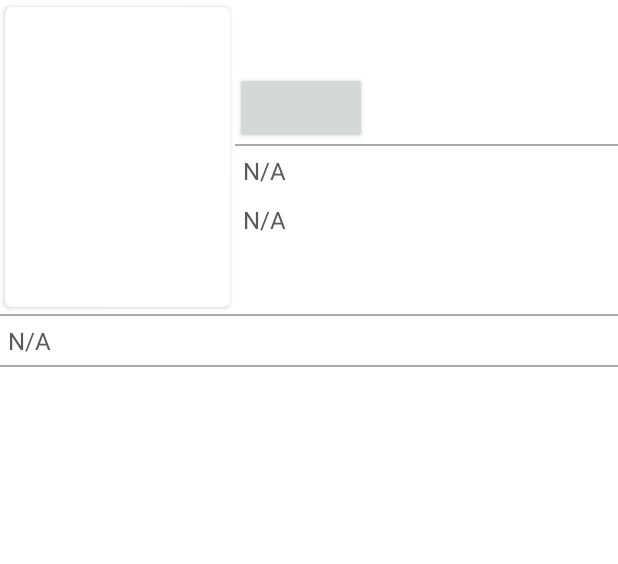
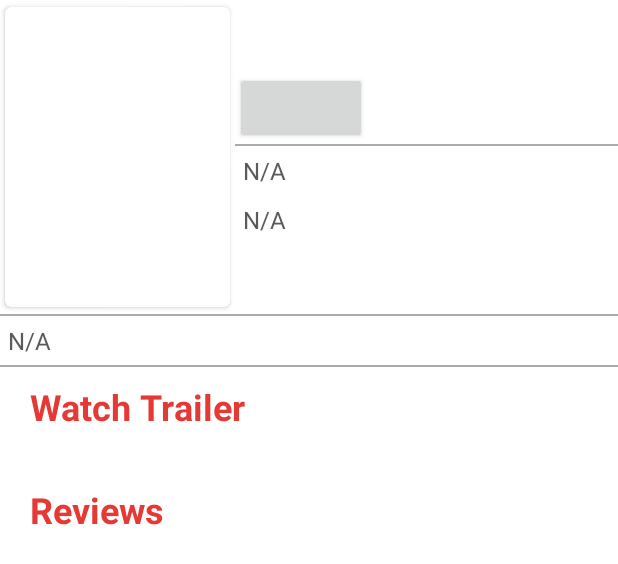
Before and after one commit to damanpreetsb/PopularMovies2, an Android app: the layout fragment_detail.xml on its own in the app's theme, with its tools: preview values and no code run, on a phone screen of 412 x 824 dp. Shown: the top 564 px of the screen. Run offline under Robolectric (Android 15) with nearby library versions, the phone set to English and light mode, and no system bars; plain views replace ExpandableHeightListView, LikeButton; network calls fail.

Commit message:
ui changed

```diff
--- a/app/src/main/res/layout/fragment_detail.xml
+++ b/app/src/main/res/layout/fragment_detail.xml
@@ -91,11 +91,37 @@
             android:layout_height="1dp"
             android:background="@android:color/darker_gray"/>
 
+        <TextView
+            android:layout_width="wrap_content"
+            android:layout_height="wrap_content"
+            android:text="@string/watch_trailer"
+            android:textSize="24sp"
+            android:textColor="@color/colorPrimary"
+            android:fontFamily="sans-serif"
+            android:textAllCaps="false"
+            android:textStyle="bold"
+            android:layout_marginLeft="20dp"
+            android:layout_marginBottom="10dp"
+            android:layout_marginTop="10dp" />
+
     <com.github.paolorotolo.expandableheightlistview.ExpandableHeightListView
         android:id="@+id/trailerlist"
         android:layout_width="fill_parent"
         android:layout_height="wrap_content"
         android:padding="8dp" />
+
+        <TextView
+            android:layout_width="wrap_content"
+            android:layout_height="wrap_content"
+            android:text="@string/reviews"
+            android:textSize="24sp"
+            android:textColor="@color/colorPrimary"
+            android:fontFamily="sans-serif"
+            android:textAllCaps="false"
+            android:textStyle="bold"
+            android:layout_marginLeft="20dp"
+            android:layout_marginBottom="10dp"
+            android:layout_marginTop="10dp" />
 
     <com.github.paolorotolo.expandableheightlistview.ExpandableHeightListView
         android:id="@+id/reviewlist"
--- a/app/src/main/res/values/strings.xml
+++ b/app/src/main/res/values/strings.xml
@@ -18,5 +18,6 @@
     <string name="n_a">N/A</string>
     <string name="watch_trailer">Watch Trailer</string>
     <string name="poster">Poster</string>
+    <string name="reviews">Reviews</string>
     <string name="favourite">Favourite</string>
 </resources>
```
Also changed, not shown: app/src/main/res/drawable/ic_ondemand_video_black_24dp.xml (added, +9 -0 lines), app/src/main/res/drawable/ic_person_add_black_24dp.xml (added, +9 -0 lines), app/src/main/res/layout/review_layout.xml (+21 -9 lines), app/src/main/res/layout/toolbar.xml (deleted, +0 -11 lines), app/src/main/res/layout/trailer_layout.xml (+26 -8 lines).
